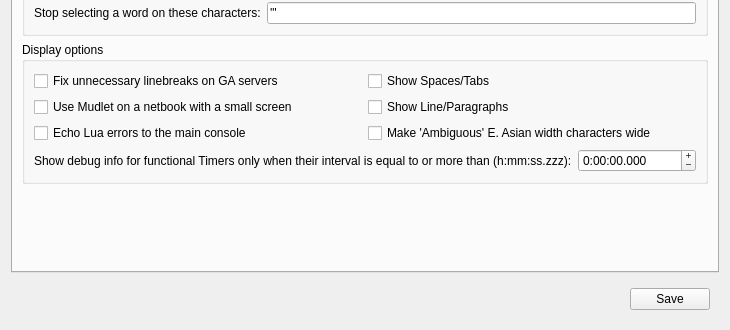
Qt form src/ui/profile_preferences.ui (Mudlet/Mudlet) before a commit; both pictures show x 0 to 730 and y 355 to 685 of the 730 by 685 pixel window.
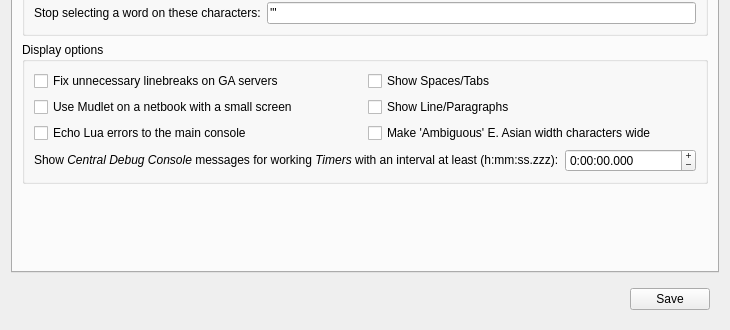
The same form after that commit. The open tabs and pages were chosen to show the change. Icons and pictures are not drawn. Custom widgets are drawn as their Qt base class.

What changed in the file:
```diff
--- a/src/ui/profile_preferences.ui
+++ b/src/ui/profile_preferences.ui
@@ -1015,7 +1015,7 @@
                 </sizepolicy>
                </property>
                <property name="text">
-                <string>Show debug info for functional Timers only when their interval is equal to or more than (h:mm:ss.zzz):</string>
+                <string comment="The terms in italics refer to Mudlet specific things and ought to match translations in the glossary - assuming they have been put in there!">Show &lt;i&gt;Central Debug Console&lt;/i&gt; messages for working &lt;i&gt;Timers&lt;/i&gt; with an interval at least (h:mm:ss.zzz):</string>
                </property>
                <property name="buddy">
                 <cstring>timeEdit_timerDebugOutputMinimumInterval</cstring>
```
